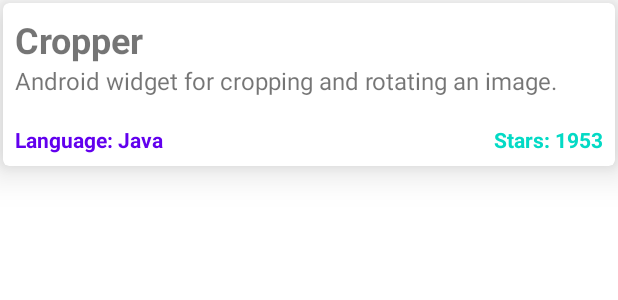
After one commit to Shayan-Aslani/GitHubStar, an Android app: the layout item_github_repo.xml on its own in the app's theme, with its tools: preview values and no code run, on a phone screen of 412 x 824 dp. The commit adds this screen. Shown: the top 300 px of the screen. Run offline under Robolectric (Android 15) with nearby library versions, the phone set to English and light mode, and no system bars.

Commit message:
Show repositories in recycler view

```diff
--- a/app/src/main/java/com/shayanaslani/githubstar/model/GitHubRepo.kt
+++ b/app/src/main/java/com/shayanaslani/githubstar/model/GitHubRepo.kt
@@ -1,3 +1,3 @@
 package com.shayanaslani.githubstar.model
 
-class GitHubRepo (id : Int , name:String , htmlUrl:String , description:String , languagee:String , starCount:Int){}
+class GitHubRepo (val id : Int, val name:String, val htmlUrl:String, val description:String, val language:String, val stargazersCount:Int){}
--- a/app/src/main/java/com/shayanaslani/githubstar/utils/MyApplication.kt
+++ b/app/src/main/java/com/shayanaslani/githubstar/utils/MyApplication.kt
@@ -2,7 +2,7 @@ package com.shayanaslani.githubstar.utils
 
 import android.app.Application
 import com.shayanaslani.githubstar.component.AppComponent
-import com.shayanaslani.githubstar.DaggerAppComponent
+import com.shayanaslani.githubstar.component.DaggerAppComponent
 import com.shayanaslani.githubstar.modules.AppModule
 import com.shayanaslani.githubstar.modules.RepositoryModule
 import com.shayanaslani.githubstar.modules.RetrofitModule
--- /dev/null
+++ b/app/src/main/res/layout/item_github_repo.xml
@@ -0,0 +1,63 @@
+<?xml version="1.0" encoding="utf-8"?>
+<layout xmlns:android="http://schemas.android.com/apk/res/android"
+    xmlns:app="http://schemas.android.com/apk/res-auto"
+    xmlns:tools="http://schemas.android.com/tools">
+
+    <com.google.android.material.card.MaterialCardView
+        android:layout_width="match_parent"
+        android:layout_height="wrap_content"
+        android:layout_margin="2dp"
+        app:cardElevation="16dp"
+        app:contentPadding="2dp">
+
+        <RelativeLayout
+            android:layout_width="match_parent"
+            android:layout_height="wrap_content"
+            android:orientation="vertical"
+            android:padding="6dp">
+
+            <TextView
+                android:id="@+id/text_repo_name"
+                android:layout_width="match_parent"
+                android:layout_height="wrap_content"
+                android:textSize="24sp"
+                android:textStyle="bold"
+                tools:text="Cropper" />
+
+            <TextView
+                android:id="@+id/text_repo_description"
+                android:layout_width="match_parent"
+                android:layout_height="wrap_content"
+                android:layout_below="@+id/text_repo_name"
+                android:ellipsize="end"
+                android:lines="2"
+                android:textSize="16sp"
+                tools:text="Android widget for cropping and rotating an image." />
+
+            <TextView
+                android:id="@+id/text_language"
+                android:layout_width="wrap_content"
+                android:layout_height="wrap_content"
+                android:layout_below="@+id/text_repo_description"
+                android:layout_alignParentStart="true"
+                android:layout_alignParentLeft="true"
+                android:textColor="?attr/colorPrimary"
+                android:textSize="14sp"
+                android:textStyle="bold"
+                tools:text="Language: Java" />
+
+            <TextView
+                android:id="@+id/text_stars"
+                android:layout_width="wrap_content"
+                android:layout_height="wrap_content"
+                android:layout_below="@+id/text_repo_description"
+                android:layout_alignParentEnd="true"
+                android:layout_alignParentRight="true"
+                android:textColor="?attr/colorAccent"
+                android:textSize="14sp"
+                android:textStyle="bold"
+                tools:text="Stars: 1953" />
+
+        </RelativeLayout>
+    </com.google.android.material.card.MaterialCardView>
+</layout>
--- a/app/src/main/res/values/styles.xml
+++ b/app/src/main/res/values/styles.xml
@@ -1,7 +1,7 @@
 <resources>
 
     <!-- Base application theme. -->
-    <style name="AppTheme" parent="Theme.AppCompat.Light.DarkActionBar">
+    <style name="AppTheme" parent="Theme.MaterialComponents.Light.DarkActionBar">
         <!-- Customize your theme here. -->
         <item name="colorPrimary">@color/colorPrimary</item>
         <item name="colorPrimaryDark">@color/colorPrimaryDark</item>
```
Also changed, not shown: app/src/main/java/com/shayanaslani/githubstar/adapter/GitHubRepoAdapter.kt (added, +52 -0 lines), app/src/main/java/com/shayanaslani/githubstar/view/MainFragment.kt (+34 -2 lines), app/src/main/res/layout/main_fragment.xml (+12 -6 lines).
